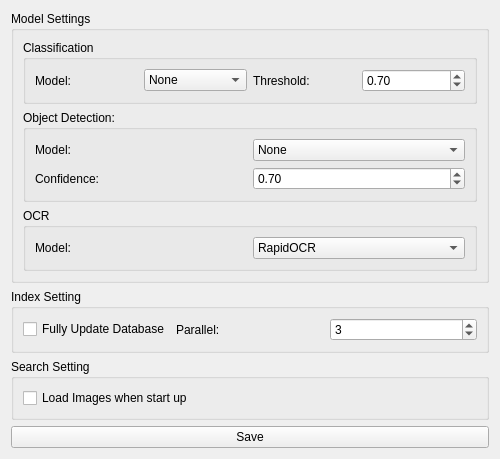
Above: src/SettingsWindow.ui from HighDoping/PicFinder before the change. Below: the same form after it.
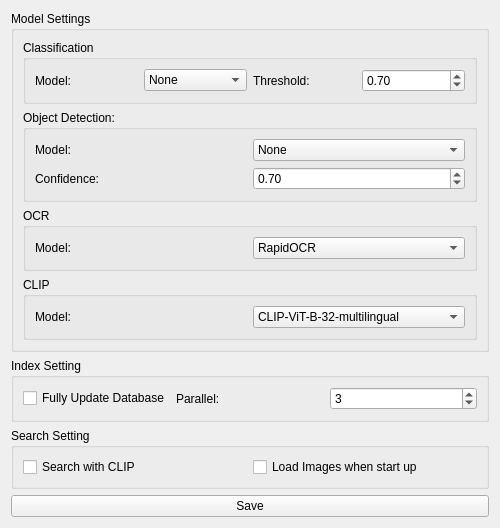
That is the form after the change. Icons and pictures are not drawn.

Commit message: Incomplete CLIP.

```diff
--- a/src/SettingsWindow.ui
+++ b/src/SettingsWindow.ui
@@ -7,7 +7,7 @@
     <x>0</x>
     <y>0</y>
     <width>500</width>
-    <height>438</height>
+    <height>496</height>
    </rect>
   </property>
   <property name="windowTitle">
@@ -23,7 +23,7 @@
      <property name="title">
       <string>Model Settings</string>
      </property>
-     <layout class="QVBoxLayout" name="verticalLayout_3">
+     <layout class="QVBoxLayout" name="verticalLayout_7">
       <item>
        <widget class="QGroupBox" name="groupBox_2">
         <property name="title">
@@ -168,6 +168,40 @@
         </layout>
        </widget>
       </item>
+      <item>
+       <widget class="QGroupBox" name="groupBox_7">
+        <property name="title">
+         <string>CLIP</string>
+        </property>
+        <layout class="QVBoxLayout" name="verticalLayout_3">
+         <item>
+          <layout class="QHBoxLayout" name="horizontalLayout">
+           <item>
+            <widget class="QLabel" name="label_7">
+             <property name="text">
+              <string>Model:</string>
+             </property>
+            </widget>
+           </item>
+           <item>
+            <widget class="QComboBox" name="comboBox_CLIP_model">
+             <item>
+              <property name="text">
+               <string>CLIP-ViT-B-32-multilingual</string>
+              </property>
+             </item>
+             <item>
+              <property name="text">
+               <string>None</string>
+              </property>
+             </item>
+            </widget>
+           </item>
+          </layout>
+         </item>
+        </layout>
+       </widget>
+      </item>
      </layout>
     </widget>
    </item>
@@ -216,7 +250,14 @@
      <property name="title">
       <string>Search Setting</string>
      </property>
-     <layout class="QVBoxLayout" name="verticalLayout_4">
+     <layout class="QHBoxLayout" name="horizontalLayout_6">
+      <item>
+       <widget class="QCheckBox" name="checkBox_enable_CLIP">
+        <property name="text">
+         <string>Search with CLIP</string>
+        </property>
+       </widget>
+      </item>
       <item>
        <widget class="QCheckBox" name="checkBox_load_all">
         <property name="text">
```
The commit also changes 13 other files.
